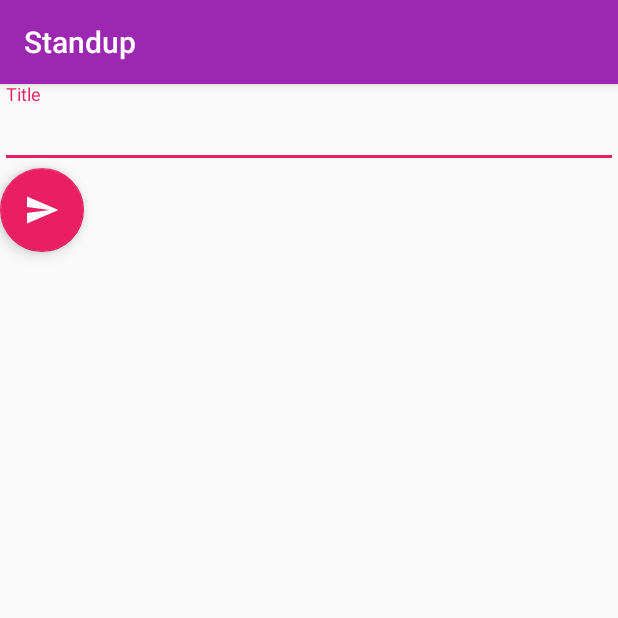
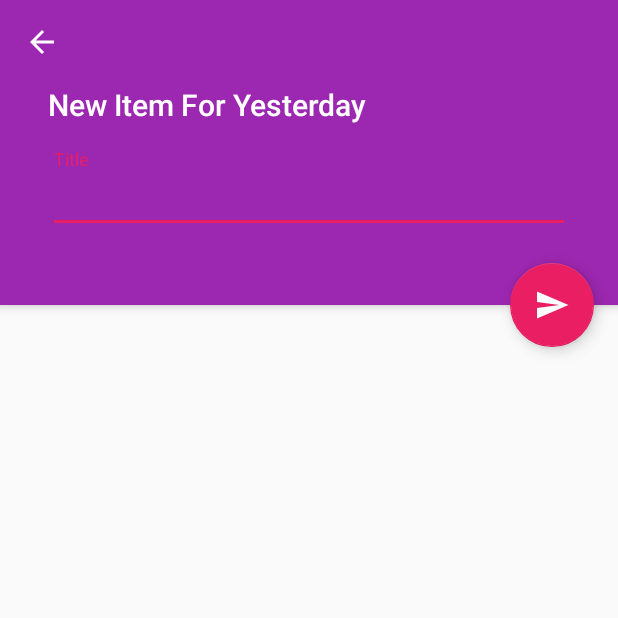
Before and after one commit to aidangrabe/Standup, an Android app: the CreateItemActivity screen opened directly, with no data from a screen before it, on a phone screen of 412 x 824 dp, the top half of it. Run offline under Robolectric (Android 15) with nearby library versions, the phone set to English and light mode, and no system bars; 1 statement that could not run was skipped.

Commit message:
Make the Create Item activity a little less ugly!

```diff
--- a/app/src/main/java/com/aidangrabe/standup/createitem/CreateItemActivity.kt
+++ b/app/src/main/java/com/aidangrabe/standup/createitem/CreateItemActivity.kt
@@ -2,8 +2,10 @@ package com.aidangrabe.standup.createitem
 
 import android.os.Bundle
 import android.support.v7.app.AppCompatActivity
+import android.support.v7.widget.Toolbar
 import android.view.View
 import android.widget.EditText
+import android.widget.TextView
 import com.aidangrabe.standup.R
 import com.aidangrabe.standup.data.TodoItem
 import com.aidangrabe.standup.data.Type
@@ -14,6 +16,7 @@ import com.aidangrabe.standup.data.database.TodoItemRepository.save
  */
 class CreateItemActivity : AppCompatActivity() {
 
+    val titleLabel by lazy { findViewById(R.id.title) as TextView }
     val titleField by lazy { findViewById(R.id.title_field) as EditText }
     var type = Type.Yesterday
 
@@ -23,6 +26,18 @@ class CreateItemActivity : AppCompatActivity() {
 
         val typeString = intent?.extras?.getString("type") ?: Type.Yesterday.toString()
         type = Type.fromString(typeString)
+
+        val toolbar = findViewById(R.id.toolbar) as Toolbar?
+        toolbar?.let {
+            setSupportActionBar(it)
+            supportActionBar?.setDisplayHomeAsUpEnabled(true)
+        }
+
+        titleLabel.text = when (type) {
+            Type.Yesterday -> "New Item For Yesterday"
+            Type.Today -> "New Item For Today"
+            else -> "New Blocker"
+        }
 
         findViewById(R.id.fab).setOnClickListener { saveButtonClicked(it) }
     }
--- a/app/src/main/res/layout/activity_create_item.xml
+++ b/app/src/main/res/layout/activity_create_item.xml
@@ -1,18 +1,61 @@
 <?xml version="1.0" encoding="utf-8"?>
-<LinearLayout
+<android.support.design.widget.CoordinatorLayout
     xmlns:android="http://schemas.android.com/apk/res/android"
     xmlns:app="http://schemas.android.com/apk/res-auto"
+    xmlns:tools="http://schemas.android.com/tools"
     android:orientation="vertical"
     android:layout_width="match_parent"
     android:layout_height="match_parent"
     >
+
+    <android.support.design.widget.AppBarLayout
+        android:id="@+id/app_bar"
+        android:layout_width="match_parent"
+        android:layout_height="wrap_content"
+        >
+
+        <android.support.design.widget.CollapsingToolbarLayout
+            android:layout_width="match_parent"
+            android:layout_height="wrap_content"
+            >
+
+            <android.support.v7.widget.Toolbar
+                android:id="@+id/toolbar"
+                app:theme="@style/ThemeOverlay.AppCompat.Dark.ActionBar"
+                android:layout_width="match_parent"
+                android:layout_height="wrap_content"
+                android:background="?colorPrimary"
+                />
+
+        </android.support.design.widget.CollapsingToolbarLayout>
+
+        <LinearLayout
+            android:layout_width="match_parent"
+            android:layout_height="match_parent"
+            android:orientation="vertical"
+            android:layout_marginBottom="48dp"
+            android:paddingStart="32dp"
+            android:paddingEnd="32dp"
+            app:layout_anchor="@+id/app_bar"
+            app:layout_anchorGravity="top|start"
+            >
+
+            <TextView
+                style="@style/Base.TextAppearance.AppCompat.Widget.ActionBar.Title"
+                android:textColor="#FFFFFF"
+                android:id="@+id/title"
+                android:layout_width="wrap_content"
+                android:layout_height="wrap_content"
+                android:layout_marginBottom="16dp"
+                android:text="New Today Item"
+                />
 
             <android.support.design.widget.TextInputLayout
                 android:layout_width="match_parent"
                 android:layout_height="wrap_content"
                 >
 
-        <EditText
+                <android.support.design.widget.TextInputEditText
                     android:id="@+id/title_field"
                     android:layout_width="match_parent"
                     android:layout_height="wrap_content"
@@ -22,11 +65,20 @@
 
             </android.support.design.widget.TextInputLayout>
 
+        </LinearLayout>
+
+
+    </android.support.design.widget.AppBarLayout>
+
     <android.support.design.widget.FloatingActionButton
         android:id="@+id/fab"
         android:layout_width="wrap_content"
         android:layout_height="wrap_content"
+        android:layout_marginTop="-20dp"
+        android:layout_marginEnd="16dp"
         app:srcCompat="@drawable/ic_fab_send"
+        app:layout_anchor="@+id/app_bar"
+        app:layout_anchorGravity="bottom|end"
         />
 
-</LinearLayout>
+</android.support.design.widget.CoordinatorLayout>
--- a/app/src/main/res/layout/activity_main.xml
+++ b/app/src/main/res/layout/activity_main.xml
@@ -9,10 +9,16 @@
     tools:context="com.aidangrabe.standup.MainActivity"
     >
 
+    <include
+        layout="@layout/toolbar"
+        android:id="@+id/toolbar"
+             />
+
     <android.support.v4.view.ViewPager
         android:id="@+id/view_pager"
         android:layout_width="match_parent"
         android:layout_height="match_parent"
+        android:layout_below="@+id/toolbar"
         android:layout_above="@+id/bottom_navigation"
         />
 
--- a/app/src/main/res/values/styles.xml
+++ b/app/src/main/res/values/styles.xml
@@ -1,6 +1,6 @@
 <resources>
 
-    <style name="AppTheme" parent="Theme.AppCompat.Light.DarkActionBar">
+    <style name="AppTheme" parent="Theme.AppCompat.Light.NoActionBar">
         <item name="colorPrimary">@color/colorPrimary</item>
         <item name="colorPrimaryDark">@color/colorPrimaryDark</item>
         <item name="colorAccent">@color/colorAccent</item>
```
Also changed, not shown: app/src/main/java/com/aidangrabe/standup/MainActivity.kt (+10 -0 lines), app/src/main/res/layout/toolbar.xml (added, +16 -0 lines). Lines whose indentation alone changed are shown as unchanged.
